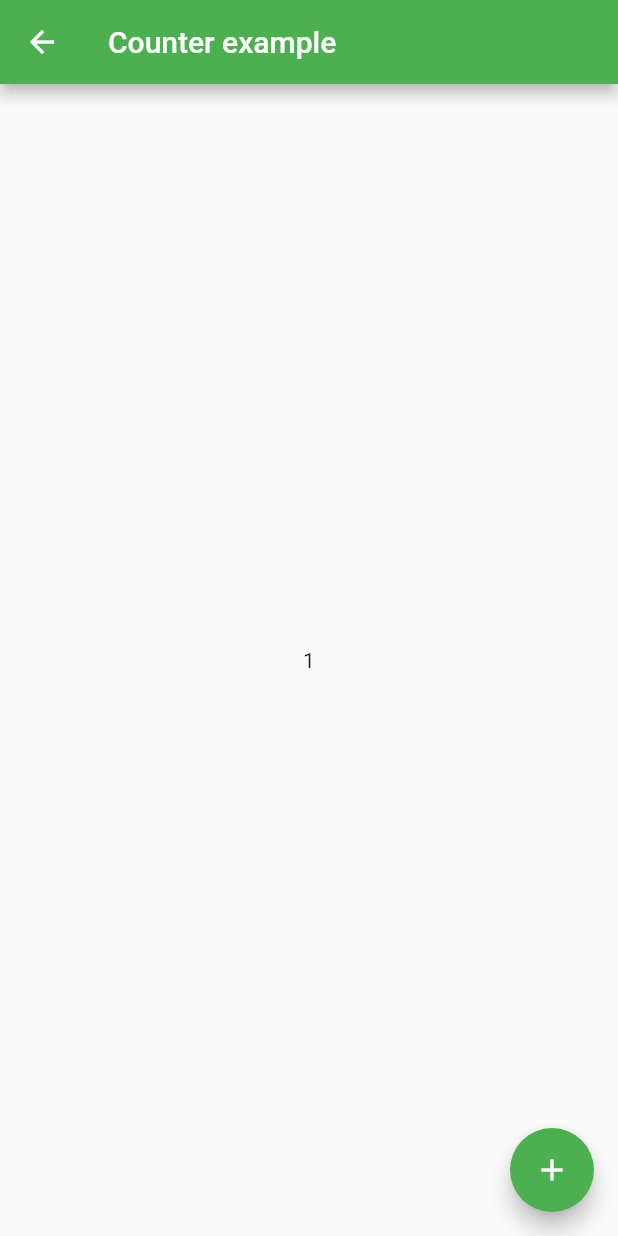
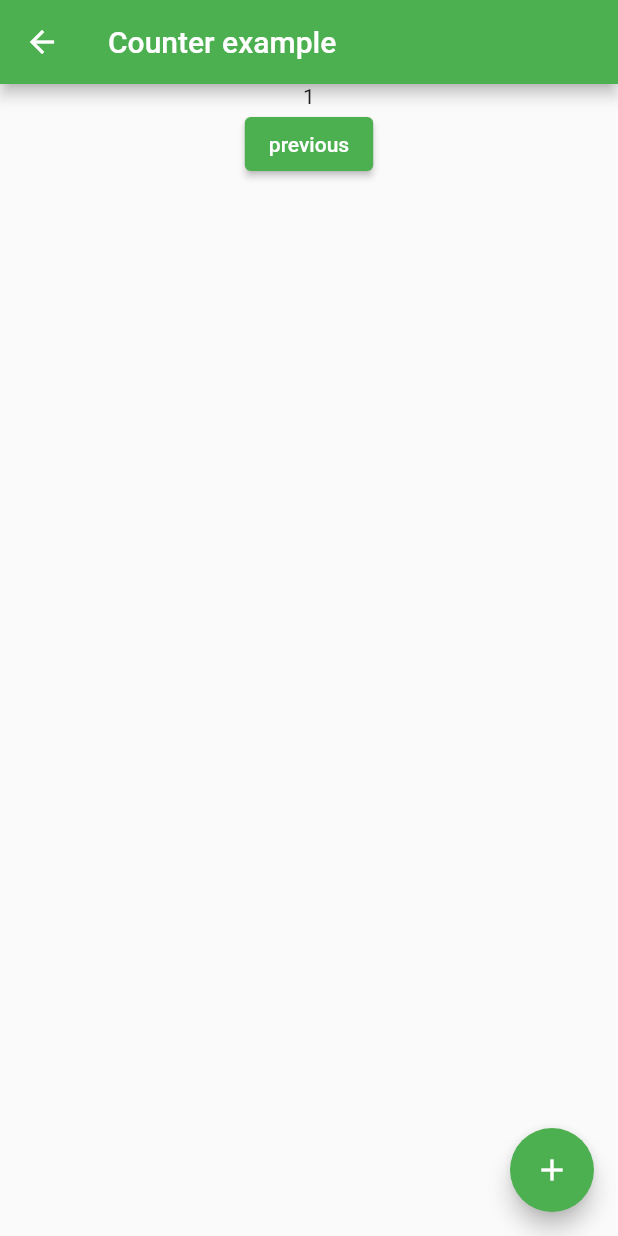
Before and after one commit to youxiachai/reborn, a Flutter app: the RiverpodExampleView screen opened directly, after a tap on the "add" icon, on a phone screen of 412 x 824 dp. Run offline on Flutter 3.47's test engine with Material 2 defaults, Android fonts, the phone set to English and light mode, and no system bars; our stand-ins replace flutter_riverpod; missing offline and left inert: window_manager; generated files the repository leaves out were written again.

Commit message:
update riverpod example

```diff
--- a/lib/main.dart
+++ b/lib/main.dart
@@ -71,7 +71,7 @@ void main() async {
   var isDesktop = await setupWindow();
 
   if (isDesktop) {
-    runApp(RebornAppForDesktop(settingsController: settingsController));
+    runApp(ProviderScope(child: RebornAppForDesktop(settingsController: settingsController)));
   } else {
     runApp(ProviderScope(child: RebornNav2(settingsController: settingsController)));
   }
--- a/lib/src/riverpod_example/riverpod_example_view.dart
+++ b/lib/src/riverpod_example/riverpod_example_view.dart
@@ -1,10 +1,40 @@
 import 'package:flutter/material.dart';
 import 'package:flutter_riverpod/flutter_riverpod.dart';
+import 'package:reborn/main.dart';
 
 /// Providers are declared globally and specify how to create a state
 final counterProvider = StateProvider((ref) => 0);
 
+final pageIndexProvider = StateProvider<int>((ref) => 0);
 
+final canGoToPreviousPageProvider = Provider<bool>((ref) {
+  return ref.watch(pageIndexProvider) != 0;
+});
+
+class PreviousButton extends ConsumerWidget {
+  const PreviousButton({Key? key}) : super(key: key);
+
+  @override
+  Widget build(BuildContext context, WidgetRef ref) {
+    // if not on first page, the previous button is active
+    appLog.info('PreviousButton build');
+    // final canGoToPreviousPage = ref.watch(pageIndexProvider) != 0;
+
+     // We are now watching our new Provider
+    // Our widget is no longer calculating whether we can go to the previous page.
+    //用Provider 缓存值
+    final canGoToPreviousPage = ref.watch(canGoToPreviousPageProvider);
+
+    void goToPreviousPage() {
+      ref.read(pageIndexProvider.notifier).update((state) => state - 1);
+    }
+
+    return ElevatedButton(
+      onPressed: canGoToPreviousPage ? goToPreviousPage : null,
+      child: const Text('previous'),
+    );
+  }
+}
 
 class RiverpodExampleView extends ConsumerWidget {
   static const String routeName = '/RiverpodExampleView';
@@ -15,23 +45,30 @@ class RiverpodExampleView extends ConsumerWidget {
   Widget build(BuildContext context, WidgetRef ref) {
     return Scaffold(
       appBar: AppBar(title: const Text('Counter example')),
-      body: Center(
-        // Consumer is a widget that allows you reading providers.
-        child: Consumer(builder: (context, ref, _) {
-          final count = ref.watch(counterProvider.state).state;
-          return Text('$count');
-        }),
+      body: Column(
+        children: [
+          Center(
+            // Consumer is a widget that allows you reading providers.
+            child: Consumer(builder: (context, ref, _) {
+              final count = ref.watch(counterProvider.state).state;
+              return Text('$count');
+            }),
+          ),
+          PreviousButton()
+        ],
       ),
       floatingActionButton: FloatingActionButton(
         // The read method is a utility to read a provider without listening to it
-        onPressed: () => ref.read(counterProvider.state).state++,
+        onPressed: () {
+          ref.read(counterProvider.state).state++;
+          ref.read(pageIndexProvider.state).state++;
+        },
         child: const Icon(Icons.add),
       ),
     );
   }
 
   static MaterialPage? page() {}
-
 }
 
 
```
Also changed, not shown: 1 other file.
